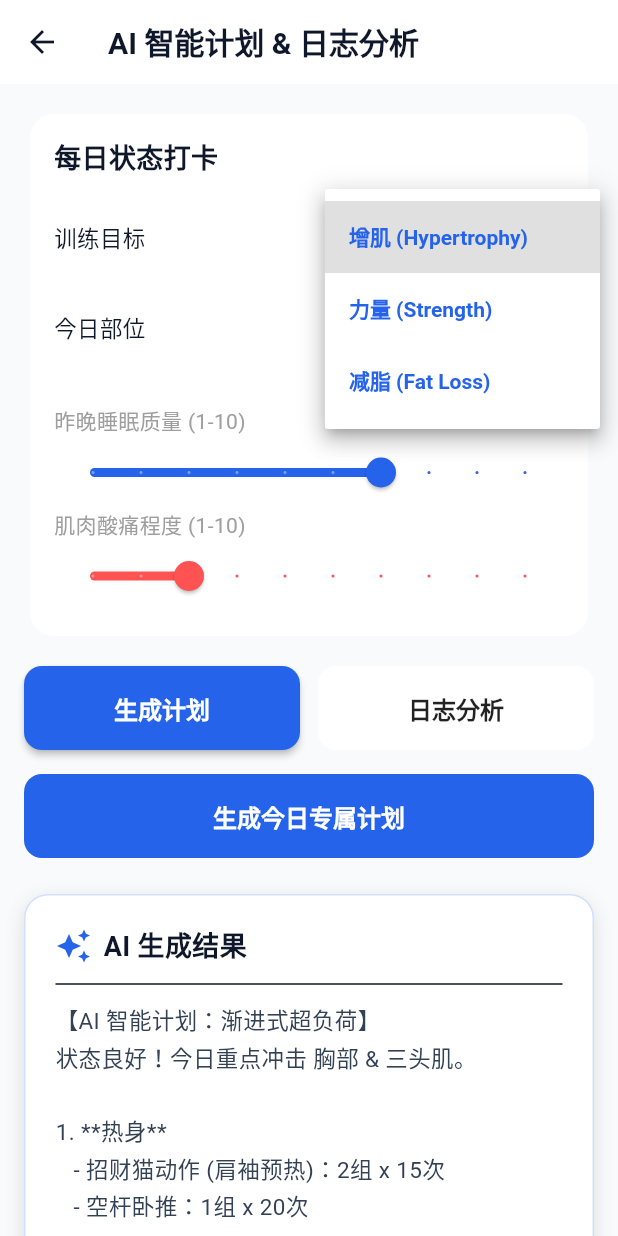
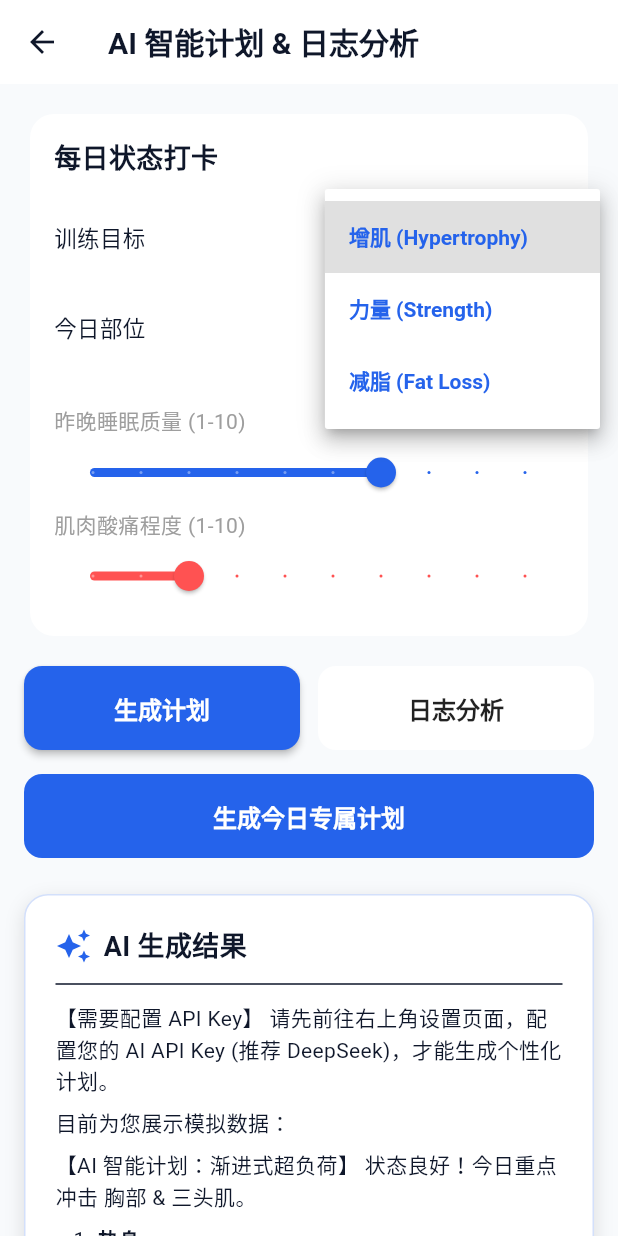
Before and after one commit to xxu14077-sketch/ai_fitness_coach, a Flutter app: the PlanPage screen opened directly, after a tap on "生成今日专属计划", after a tap on "增肌 (Hypertrophy)", on a phone screen of 412 x 824 dp. Run offline on Flutter 3.47's test engine with Material 3 defaults, Android fonts, the phone set to English and light mode, and no system bars; drawn by our look-alikes of flutter_markdown; our stand-ins replace file_picker, fl_chart, flutter_tts, shared_preferences, speech_to_text, supabase_flutter; missing offline and left inert: markdown, universal_html; accounts and stored records are empty.

Commit message:
Enable AI Plan generation via client-side API call

```diff
--- a/lib/ui/plan_page.dart
+++ b/lib/ui/plan_page.dart
@@ -1,6 +1,10 @@
 import 'package:flutter/material.dart';
 import 'package:supabase_flutter/supabase_flutter.dart';
+import 'package:shared_preferences/shared_preferences.dart';
+import 'package:http/http.dart' as http;
+import 'dart:convert';
 import 'package:ai_fitness_coach/ui/theme.dart';
+import 'package:flutter_markdown/flutter_markdown.dart';
 
 class PlanPage extends StatefulWidget {
   const PlanPage({super.key});
@@ -27,7 +31,39 @@ class _PlanPageState extends State<PlanPage> {
   Future<void> _generatePlan() async {
     setState(() => _loading = true);
 
-    // 构建提示词，包含超个性化参数
+    // 1. Load API Config
+    final prefs = await SharedPreferences.getInstance();
+    String? apiKey = prefs.getString('ai_api_key');
+    String? baseUrl = prefs.getString('ai_base_url');
+
+    // Try cloud if local is missing
+    if (apiKey == null) {
+      final uid = Supabase.instance.client.auth.currentUser?.id;
+      if (uid != null) {
+        try {
+          final res = await Supabase.instance.client
+              .from('user_settings')
+              .select()
+              .eq('user_id', uid)
+              .maybeSingle();
+          if (res != null) {
+            apiKey = res['ai_api_key'];
+            baseUrl = res['ai_base_url'];
+          }
+        } catch (_) {}
+      }
+    }
+
+    if (apiKey == null || apiKey.isEmpty) {
+      setState(() {
+        _loading = false;
+        _generatedPlan =
+            "【需要配置 API Key】\n请先前往右上角设置页面，配置您的 AI API Key (推荐 DeepSeek)，才能生成个性化计划。\n\n目前为您展示模拟数据：\n\n${_getMockReply()}";
+      });
+      return;
+    }
+
+    // 2. Build Prompt
     final prompt = '''
 作为一名顶级体能教练，请为我制定今天的训练计划。
 我的数据如下：
@@ -42,40 +78,60 @@ class _PlanPageState extends State<PlanPage> {
 2. 请列出具体的动作、组数、次数和建议重量（或 RPE）。
 3. 使用渐进式超负荷原则。
 4. 输出格式清晰，包含热身、正式训练和冷身。
+请直接输出 Markdown 格式的计划内容。
 ''';
 
     try {
-      // 调用 AI (复用 chat-stream 或专用函数)
-      final res = await Supabase.instance.client.functions.invoke(
-        'chat-stream',
-        body: {'query': prompt},
+      final url = baseUrl ?? 'https://api.deepseek.com/v1';
+      var apiUrl = Uri.parse('$url/chat/completions');
+
+      // Handle known provider paths
+      if (url.contains('api.deepseek.com')) {
+        final path = Uri.parse(url).path;
+        apiUrl = Uri.parse('https://api.deepseek.com$path/chat/completions');
+      }
+
+      final res = await http.post(
+        apiUrl,
+        headers: {
+          'Content-Type': 'application/json',
+          'Authorization': 'Bearer $apiKey',
+        },
+        body: jsonEncode({
+          'model': 'deepseek-chat',
+          'messages': [
+            {
+              'role': 'system',
+              'content': 'You are a professional fitness coach.'
+            },
+            {'role': 'user', 'content': prompt}
+          ],
+          'temperature': 0.7,
+        }),
       );
 
-      final data = res.data;
-      String result = '';
-      if (data is Map && data.containsKey('text')) {
-        result = data['text'];
+      if (res.statusCode == 200) {
+        final data = jsonDecode(utf8.decode(res.bodyBytes));
+        final content = data['choices'][0]['message']['content'];
+        setState(() {
+          _generatedPlan = content;
+        });
       } else {
-        result = data.toString();
+        throw 'API Error: ${res.statusCode}';
       }
-
+    } catch (e) {
+      // Fallback
       setState(() {
-        _generatedPlan = result;
-      });
-    } catch (e) {
-      // 模拟生成（当后端未连接时）
-      await Future.delayed(const Duration(seconds: 2));
-      setState(() {
-        _generatedPlan = _getMockPlan();
+        _generatedPlan = "生成失败 ($e)。\n\n为您展示模拟数据：\n\n${_getMockReply()}";
       });
     } finally {
       setState(() => _loading = false);
     }
   }
 
-  String _getMockPlan() {
+  String _getMockReply() {
     bool isRecoveryDay = _sleepQuality < 5 || _soreness > 7;
-
+    // ... (Keep existing mock logic)
     if (isRecoveryDay) {
       return '''
 【AI 智能调整：主动恢复日】
@@ -373,9 +429,7 @@ class _PlanPageState extends State<PlanPage> {
             ],
           ),
           const Divider(height: 24),
-          Text(_generatedPlan!,
-              style: const TextStyle(
-                  fontSize: 15, height: 1.6, color: Color(0xFF334155))),
+          MarkdownBody(data: _generatedPlan ?? ''),
         ],
       ),
     );
```
Also changed, not shown: 3 other files.
